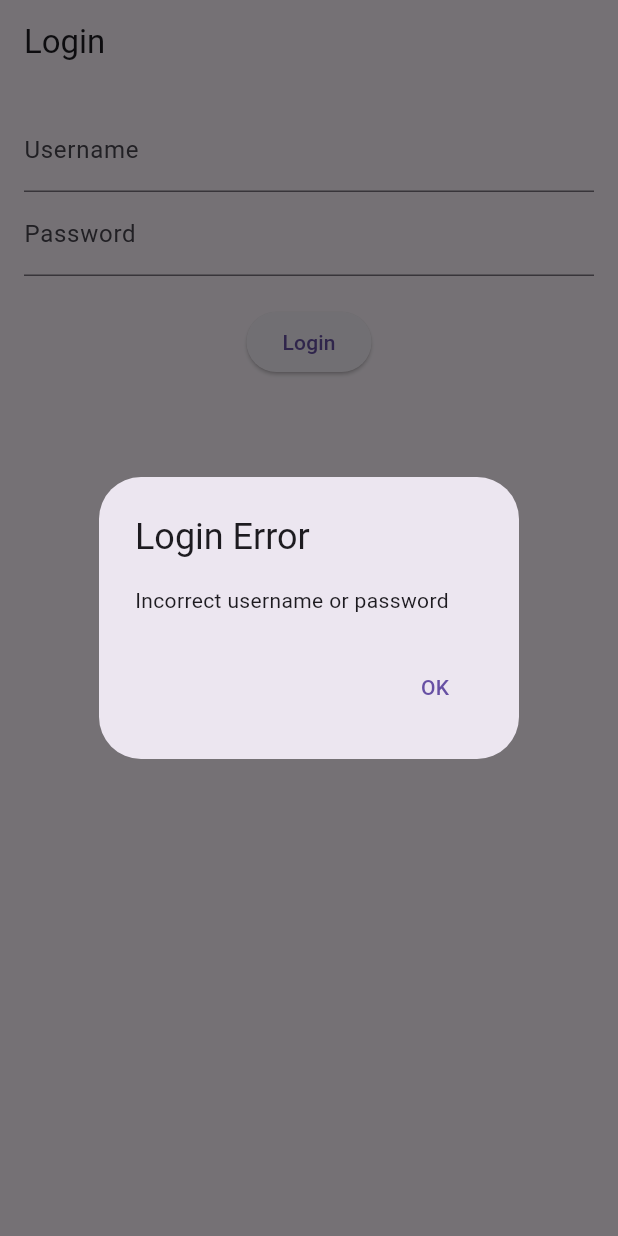
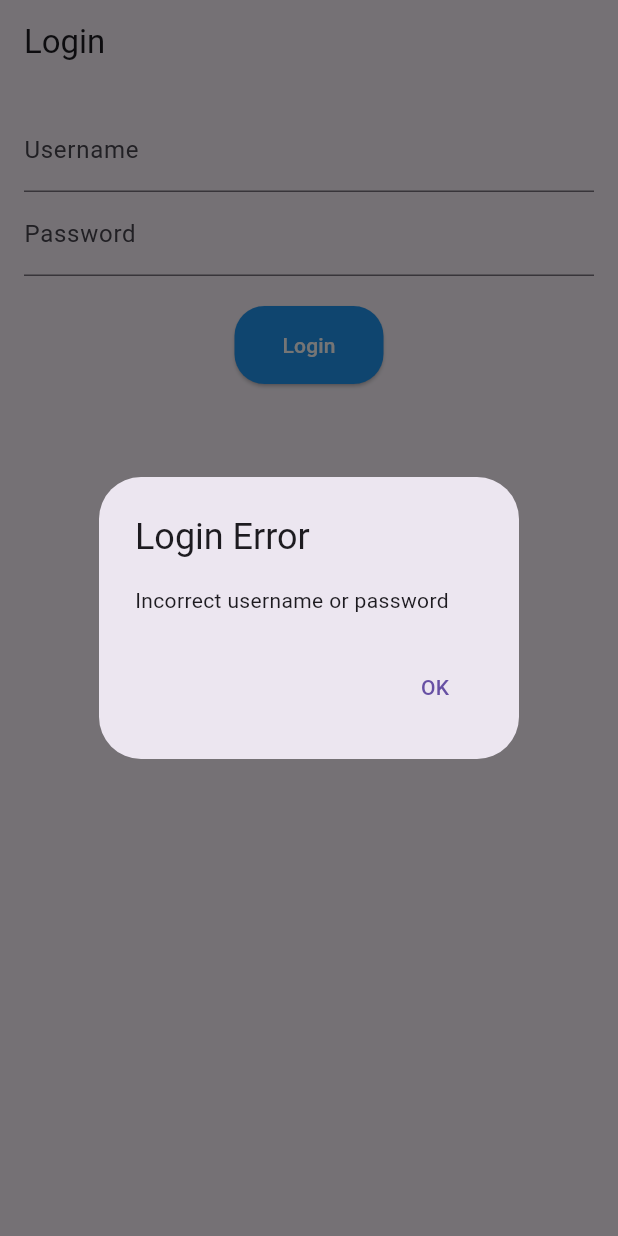
Before and after one commit to Austinkuria/Smart-qr_code_based_student_attendance_system, a Flutter app: the screen it shows after launch, after a tap on "Login", on a phone screen of 412 x 824 dp. Run offline on Flutter 3.47's test engine with Material 3 defaults, Android fonts, the phone set to English and light mode, and no system bars; our stand-ins replace hive, hive_flutter, logger; accounts and stored records are empty.

Commit message:
Refactor navigation in admin and lecturer dashboards; update role handling in main app and adjust widget tests

```diff
--- a/lib/main.dart
+++ b/lib/main.dart
@@ -2,7 +2,6 @@ import 'package:flutter/material.dart';
 import 'package:hive_flutter/hive_flutter.dart';
 import 'services/hive_service.dart'; // Import HiveService
 import 'app_routes.dart';
-// import 'screens/error/not_found_page.dart'; // Import ErrorScreen
 import 'screens/common/splash_screen.dart'; // Import SplashScreen
 
 void main() async {
@@ -12,22 +11,16 @@ void main() async {
   await Hive.initFlutter();
   await HiveService.initializeHive();
   await HiveService().initializeUsers();
+  await Hive.openBox('userData'); // Open the box
 
-  // Open userData box to fetch the role and other data
-  await Hive.openBox('userData');
-
-  runApp(const MyApp());
+  // Run the app after initializing
+  runApp(const MyApp(role: 'user')); // Provide the required 'role' argument
 }
 
 class MyApp extends StatelessWidget {
-  const MyApp({super.key});
+final String role;
 
-  Future<String> getUserRole() async {
-    var box = await Hive.openBox('userData');
-    String role = box.get('role', defaultValue: 'student'); // Default to 'student'
-    debugPrint('Retrieved user role: $role');
-    return role;
-  }
+const MyApp({super.key, required this.role});
 
   @override
   Widget build(BuildContext context) {
@@ -36,47 +29,10 @@ class MyApp extends StatelessWidget {
       theme: ThemeData(
         primarySwatch: Colors.blue,
       ),
-      home: FutureBuilder<String>(
-        future: getUserRole(), // Fetch role asynchronously
-        builder: (context, snapshot) {
-          if (snapshot.connectionState == ConnectionState.waiting) {
-            return const SplashScreen(); // Show loading screen while fetching role
-          }
-
-          if (snapshot.hasError) {
-            return const ErrorScreen(); // Handle error if any
-          }
-
-          if (snapshot.hasData) {
-            String role = snapshot.data ?? 'student'; // Default to 'student' if no data
-            return MaterialApp(
-              title: 'Smart QR Code Attendance System',
-              theme: ThemeData(
-                primarySwatch: Colors.blue,
-              ),
-              onGenerateRoute: (RouteSettings settings) {
-                return AppRoutes.generateRoute(settings, role); // Pass role for routing
-              },
-              home: const SplashScreen(), // Use this if you need an initial screen
-            );
-          } else {
-            return const ErrorScreen(); // Fallback if no data available
-          }
-        },
-      ),
+      onGenerateRoute: (RouteSettings settings) {
+        return AppRoutes.generateRoute(settings); // Handle role-based routing in AppRoutes
+      },
+      home: const SplashScreen(), // Start with SplashScreen
     );
   }
 }
-
-class ErrorScreen extends StatelessWidget {
-  const ErrorScreen({super.key});
-
-  @override
-  Widget build(BuildContext context) {
-    return Scaffold(
-      body: Center(
-        child: Text('Failed to load user role'), // Handle error here
-      ),
-    );
-  }
-}
--- a/lib/screens/common/login_screen.dart
+++ b/lib/screens/common/login_screen.dart
@@ -1,8 +1,6 @@
 import 'package:flutter/material.dart';
+import 'package:hive_flutter/hive_flutter.dart';
 import '../../services/user_service.dart';
-import 'package:hive_flutter/hive_flutter.dart';
-import 'package:logger/logger.dart'; // Initialize logger
-import '../../models/user.dart';
 
 class LoginScreen extends StatefulWidget {
   const LoginScreen({super.key});
@@ -14,90 +12,66 @@ class LoginScreen extends StatefulWidget {
 class _LoginScreenState extends State<LoginScreen> {
   final _usernameController = TextEditingController();
   final _passwordController = TextEditingController();
-  final UserService _userService = UserService(); // Use UserService to fetch user
-  final Logger _logger = Logger(); // Initialize logger
-
-  final FocusNode _usernameFocusNode = FocusNode();
-  final FocusNode _passwordFocusNode = FocusNode();
-
-  final String _nextRoute = ''; // Variable to store the next route
+  final UserService _userService = UserService(); // Your custom service
 
   @override
   void dispose() {
     _usernameController.dispose();
     _passwordController.dispose();
-    _usernameFocusNode.dispose();
-    _passwordFocusNode.dispose();
     super.dispose();
   }
 
-  // In login_screen.dart
-
-void _login() async {
+  Future<void> _login() async {
     String username = _usernameController.text.trim();
     String password = _passwordController.text.trim();
-
-  // Log attempt
-  _logger.i('Attempting login with username: $username');
 
     // Authenticate user
     bool isAuthenticated = await _userService.authenticateUser(username, password);
 
-  if (!mounted) return;  // Ensure widget is mounted before using context
+    if (!mounted) return; // Ensure widget is mounted before using context
 
     if (isAuthenticated) {
-    _logger.i('User authenticated successfully');
-
-    // Navigate to the appropriate dashboard
-    _navigateBasedOnRole(username);
+      // After successful authentication, store the role
+      var user = await UserService.getUser(username); // Assuming getUser fetches user data
+      if (user != null) {
+        var box = await Hive.openBox('userData');
+        await box.put('role', user.role); // Store role after successful login
+      }
+      // Navigate based on the stored role
+      _navigateBasedOnRole();
     } else {
+      // Handle authentication error
       _showError('Incorrect username or password');
     }
   }
 
-void _navigateBasedOnRole(String username) async {
-  // Fetch user data from Hive
-  UserModel? user = await UserService.getUser(username);
-  if (user != null) {
-    var box = await Hive.openBox('userBox');
-    await box.put('role', user.role);
-    String route = _getRouteForRole(user.role);
+  Future<void> _navigateBasedOnRole() async {
+    var box = await Hive.openBox('userData');
+    String role = box.get('role', defaultValue: 'lecturer'); // Default role if none is found
 
-    // Log the route being navigated to
-    _logger.i('Navigating to route: $route');
-
-    // Navigate only if widget is still mounted
-    if (mounted) {
-      Future.delayed(Duration(milliseconds: 500), () {
-        if (mounted) {
-          Navigator.pushReplacementNamed(context, route);
-        }
-      });
-    }
+    // Navigate based on role
+    if (!mounted) return; // Ensure widget is mounted before using context
+    if (role == 'admin') {
+      Navigator.pushReplacementNamed(context, '/dashboard_admin');
+    } else if (role == 'lecturer') {
+      Navigator.pushReplacementNamed(context, '/dashboard_lecturer');
+    } else if (role == 'student') {
+      Navigator.pushReplacementNamed(context, '/student_dashboard');
     } else {
-    _showError('User not found');
+      Navigator.pushReplacementNamed(context, '/error');
     }
   }
 
-String _getRouteForRole(String role) {
-  return {
-    'admin': '/dashboard_admin',
-    'lecturer': '/dashboard_lecturer',
-    'student': '/student_dashboard',
-  }[role] ?? '/not_found'; // Default to /not_found if role is unknown
-}
-
   void _showError(String message) {
-    // Display error message to the user
     showDialog(
       context: context,
       builder: (context) => AlertDialog(
-        title: Text('Login Error'),
+        title: const Text('Login Error'),
         content: Text(message),
         actions: [
           TextButton(
             onPressed: () => Navigator.pop(context),
-            child: Text('OK'),
+            child: const Text('OK'),
           ),
         ],
       ),
@@ -106,36 +80,34 @@ String _getRouteForRole(String role) {
 
   @override
   Widget build(BuildContext context) {
-    // Check if the route is set and navigate to it after the widget is built
-    if (_nextRoute.isNotEmpty) {
-      // Delay the navigation to ensure the widget is mounted and context is valid
-      WidgetsBinding.instance.addPostFrameCallback((_) {
-        if (mounted) {
-          Navigator.pushReplacementNamed(context, _nextRoute);
-        }
-      });
-    }
-
     return Scaffold(
       appBar: AppBar(title: const Text('Login')),
       body: Padding(
-        padding: const EdgeInsets.all(16),
+        padding: const EdgeInsets.all(16.0),
         child: Column(
           children: [
             TextField(
               controller: _usernameController,
-              focusNode: _usernameFocusNode,
               decoration: const InputDecoration(labelText: 'Username'),
             ),
             TextField(
               controller: _passwordController,
-              focusNode: _passwordFocusNode,
               decoration: const InputDecoration(labelText: 'Password'),
                 obscureText: true,
               ),
-            const SizedBox(height: 20),
+              const Padding(
+                padding: EdgeInsets.only(top: 20.0),
+            ),
             ElevatedButton(
-              onPressed: _login,
+              onPressed: _login, // Login when button is pressed
+              style: ElevatedButton.styleFrom(
+                backgroundColor: Colors.blue,
+                foregroundColor: Colors.white,
+                padding: const EdgeInsets.symmetric(vertical: 16.0, horizontal: 32.0),
+                shape: RoundedRectangleBorder(
+                  borderRadius: BorderRadius.circular(20.0),
+                ),
+              ),
               child: const Text('Login'),
             ),
           ],
```
Also changed, not shown: lib/app_routes.dart (+52 -29 lines), lib/screens/admin/dashboard_admin.dart (+5 -4 lines), lib/screens/lecturer/dashboard_lecturer.dart (+10 -8 lines), 1 other file. Lines whose indentation alone changed are shown as unchanged.
